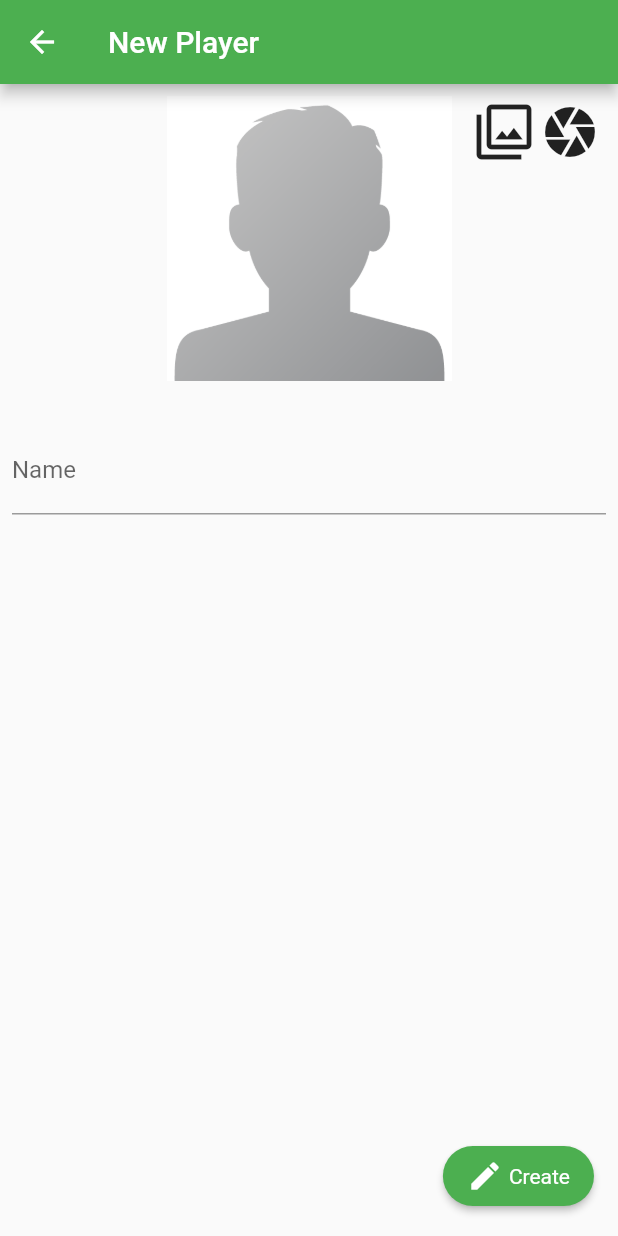
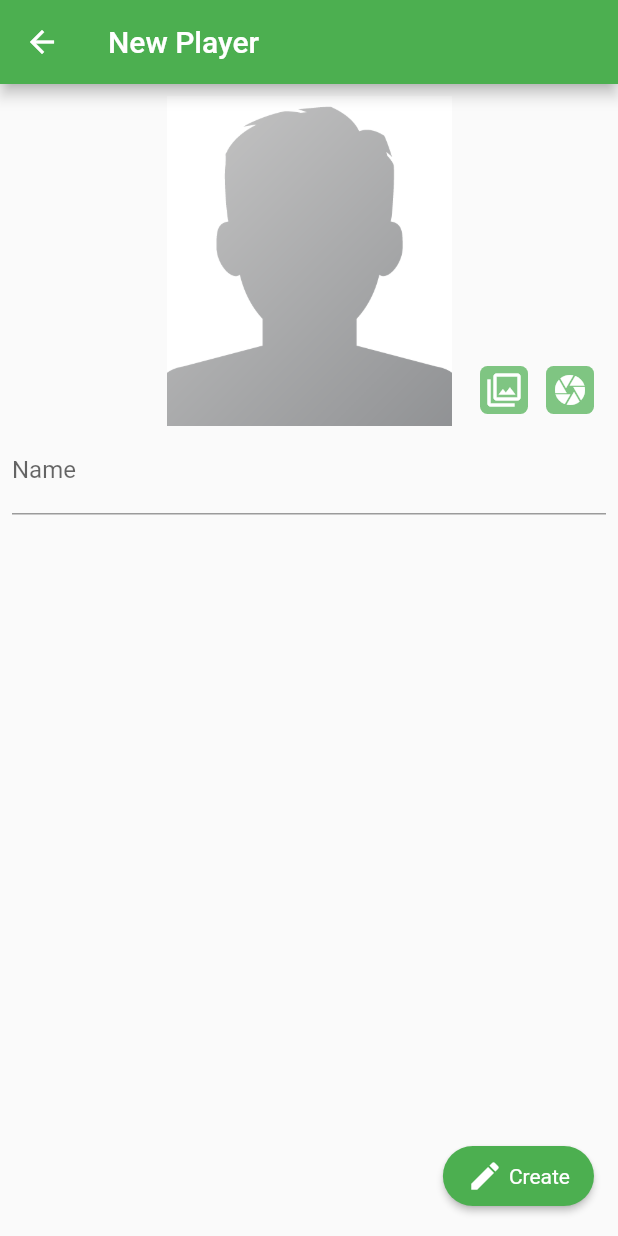
Before and after one commit to Progrunning/BoardGamesCompanion, a Flutter app: the CreateEditPlayerPage screen opened by its route, after a tap on the "filter" icon, on a phone screen of 412 x 824 dp. Run offline on Flutter 3.47's test engine with Material 2 defaults, Android fonts, the phone set to English and light mode, and no system bars; our stand-ins replace cached_network_image, carousel_slider, dio, firebase_crashlytics, hive, image_picker; missing offline and left inert: dio_http_cache, polygon_clipper; accounts and stored records are empty; generated files the repository leaves out were written again.

Commit message:
Fixing up action custom icon buttons

```diff
--- a/board_games_companion/lib/pages/create_edit_player.dart
+++ b/board_games_companion/lib/pages/create_edit_player.dart
@@ -3,6 +3,8 @@ import 'package:board_games_companion/common/hive_boxes.dart';
 import 'package:board_games_companion/common/routes.dart';
 import 'package:board_games_companion/models/player.dart';
 import 'package:board_games_companion/services/player_service.dart';
+import 'package:board_games_companion/widgets/create_edit_player.dart';
+import 'package:board_games_companion/widgets/custom_icon_button.dart';
 import 'package:board_games_companion/widgets/icon_and_text_button.dart';
 import 'package:board_games_companion/widgets/player_avatar.dart';
 import 'package:flutter/material.dart';
@@ -81,38 +83,26 @@ class _CreateEditPlayerPageState extends State<CreateEditPlayerPage> {
                   ),
                 ),
                 Positioned(
-                  top: Dimensions.halfStandardSpacing,
+                  bottom: Dimensions.halfStandardSpacing,
                   right: Dimensions.halfStandardSpacing,
                   child: Row(
                     children: <Widget>[
-                      InkWell(
-                        child: Icon(
+                      CustomIconButton(
+                        Icon(
                           Icons.filter,
-                          size: 40,
+                          color: Colors.white,
                         ),
-                        onTap: () async {
-                          final avatarImage = await ImagePicker.pickImage(
-                              source: ImageSource.gallery);
-                          setState(() {
-                            _player.imageUri = avatarImage.path;
-                          });
-                        },
+                        onTap: _handleImagePicking,
                       ),
                       Divider(
                         indent: Dimensions.halfStandardSpacing,
                       ),
-                      InkWell(
-                        child: Icon(
+                      CustomIconButton(
+                        Icon(
                           Icons.camera,
-                          size: 40,
+                          color: Colors.white,
                         ),
-                        onTap: () async {
-                          final avatarImage = await ImagePicker.pickImage(
-                              source: ImageSource.camera);
-                          setState(() {
-                            _player.imageUri = avatarImage.path;
-                          });
-                        },
+                        onTap: _handleTakingPicture,
                       ),
                     ],
                   ),
@@ -142,6 +132,28 @@ class _CreateEditPlayerPageState extends State<CreateEditPlayerPage> {
     );
   }
 
+  Future _handleTakingPicture() async {
+    final avatarImage = await ImagePicker.pickImage(source: ImageSource.camera);
+    if (avatarImage?.path?.isEmpty ?? true) {
+      return;
+    }
+    setState(() {
+      _player.imageUri = avatarImage.path;
+    });
+  }
+
+  Future _handleImagePicking() async {
+    final avatarImage =
+        await ImagePicker.pickImage(source: ImageSource.gallery);
+    if (avatarImage?.path?.isEmpty ?? true) {
+      return;
+    }
+
+    setState(() {
+      _player.imageUri = avatarImage.path;
+    });
+  }
+
   @override
   void dispose() {
     _playerService.closeBox(HiveBoxes.Players);
@@ -166,7 +178,7 @@ class DeletePlayer extends StatelessWidget {
     return IconAndTextButton(
       title: 'Delete',
       icon: Icons.delete,
-      color: Colors.redAccent,
+      backgroundColor: Colors.redAccent,
       onPressed: () async {
         await showDialog(
           context: context,
@@ -201,60 +213,3 @@ class DeletePlayer extends StatelessWidget {
     );
   }
 }
-
-class CreateOrUpdatePlayer extends StatelessWidget {
-  const CreateOrUpdatePlayer({
-    Key key,
-    @required bool isEditMode,
-    @required GlobalKey<FormState> formKey,
-    @required Player player,
-    @required TextEditingController nameController,
-    @required PlayerService playerService,
-  })  : _isEditMode = isEditMode,
-        _formKey = formKey,
-        _player = player,
-        _nameController = nameController,
-        _playerService = playerService,
-        super(key: key);
-
-  final bool _isEditMode;
-  final GlobalKey<FormState> _formKey;
-  final Player _player;
-  final TextEditingController _nameController;
-  final PlayerService _playerService;
-
-  @override
-  Widget build(BuildContext context) {
-    return IconAndTextButton(
-      title: _isEditMode ? 'Update' : 'Create',
-      icon: Icons.create,
-      onPressed: () async {
-        if (_formKey.currentState.validate()) {
-          final playerToAddOrUpdate = _player ?? Player();
-          playerToAddOrUpdate.name = _nameController.text;
-
-          final addingOrUpdatingSucceeded =
-              await _playerService.addOrUpdatePlayer(playerToAddOrUpdate);
-          _handlePlayerUpdateResult(
-              context, playerToAddOrUpdate, addingOrUpdatingSucceeded);
-        }
-      },
-    );
-  }
-
-  void _handlePlayerUpdateResult(BuildContext context,
-      Player playerToAddOrUpdate, bool addingOrUpdatingSucceeded) {
-    if (addingOrUpdatingSucceeded) {
-      Scaffold.of(context).showSnackBar(
-        SnackBar(
-          content: Text(
-              'Player ${playerToAddOrUpdate.name} has been updated successfully'),
-          action: SnackBarAction(
-            label: "Ok",
-            onPressed: () async {},
-          ),
-        ),
-      );
-    }
-  }
-}
--- a/board_games_companion/lib/pages/players.dart
+++ b/board_games_companion/lib/pages/players.dart
@@ -3,6 +3,7 @@ import 'package:board_games_companion/common/hive_boxes.dart';
 import 'package:board_games_companion/common/routes.dart';
 import 'package:board_games_companion/models/player.dart';
 import 'package:board_games_companion/services/player_service.dart';
+import 'package:board_games_companion/widgets/debug_box.dart';
 import 'package:board_games_companion/widgets/player_grid_item.dart';
 import 'package:board_games_companion/widgets/ripple_effect.dart';
 import 'package:flutter/material.dart';
@@ -45,24 +46,6 @@ class _PlayersPageState extends State<PlayersPage> {
                   return Stack(
                     children: <Widget>[
                       PlayerGridItem(players[index]),
-                      Align(
-                        alignment: Alignment.topRight,
-                        child: Padding(
-                          padding: const EdgeInsets.all(
-                            Dimensions.halfStandardSpacing,
-                          ),
-                          child: Icon(
-                            Icons.edit,
-                          ),
-                        ),
-                      ),
-                      Positioned.fill(child: StackRippleEffect(
-                        onTap: () async {
-                          await Navigator.pushNamed(
-                              context, Routes.createEditPlayer,
-                              arguments: players[index]);
-                        },
-                      )),
                     ],
                   );
                 },
--- /dev/null
+++ b/board_games_companion/lib/utilities/widget_utilities.dart
@@ -0,0 +1,7 @@
+import 'package:flutter/material.dart';
+
+void addIfNonNull(Widget child, List children) {
+  if (child != null) {
+    children.add(child);
+  }
+}
--- /dev/null
+++ b/board_games_companion/lib/widgets/create_edit_player.dart
@@ -0,0 +1,61 @@
+import 'package:board_games_companion/models/player.dart';
+import 'package:board_games_companion/services/player_service.dart';
+import 'package:board_games_companion/widgets/icon_and_text_button.dart';
+import 'package:flutter/material.dart';
+
+class CreateOrUpdatePlayer extends StatelessWidget {
+  const CreateOrUpdatePlayer({
+    Key key,
+    @required bool isEditMode,
+    @required GlobalKey<FormState> formKey,
+    @required Player player,
+    @required TextEditingController nameController,
+    @required PlayerService playerService,
+  })  : _isEditMode = isEditMode,
+        _formKey = formKey,
+        _player = player,
+        _nameController = nameController,
+        _playerService = playerService,
+        super(key: key);
+
+  final bool _isEditMode;
+  final GlobalKey<FormState> _formKey;
+  final Player _player;
+  final TextEditingController _nameController;
+  final PlayerService _playerService;
+
+  @override
+  Widget build(BuildContext context) {
+    return IconAndTextButton(
+      title: _isEditMode ? 'Update' : 'Create',
+      icon: Icons.create,
+      onPressed: () async {
+        if (_formKey.currentState.validate()) {
+          final playerToAddOrUpdate = _player ?? Player();
+          playerToAddOrUpdate.name = _nameController.text;
+
+          final addingOrUpdatingSucceeded =
+              await _playerService.addOrUpdatePlayer(playerToAddOrUpdate);
+          _handlePlayerUpdateResult(
+              context, playerToAddOrUpdate, addingOrUpdatingSucceeded);
+        }
+      },
+    );
+  }
+
+  void _handlePlayerUpdateResult(BuildContext context,
+      Player playerToAddOrUpdate, bool addingOrUpdatingSucceeded) {
+    if (addingOrUpdatingSucceeded) {
+      Scaffold.of(context).showSnackBar(
+        SnackBar(
+          content: Text(
+              'Player ${playerToAddOrUpdate.name} has been updated successfully'),
+          action: SnackBarAction(
+            label: "Ok",
+            onPressed: () async {},
+          ),
+        ),
+      );
+    }
+  }
+}
--- /dev/null
+++ b/board_games_companion/lib/widgets/custom_icon_button.dart
@@ -0,0 +1,40 @@
+import 'package:board_games_companion/common/dimensions.dart';
+import 'package:board_games_companion/common/styles.dart';
+import 'package:flutter/material.dart';
+
+class CustomIconButton extends StatelessWidget {
+  final Icon icon;
+  final GestureTapCallback onTap;
+
+  const CustomIconButton(
+    this.icon, {
+    @required this.onTap,
+    Key key,
+  }) : super(key: key);
+
+  @override
+  Widget build(BuildContext context) {
+    return InkWell(
+      child: Padding(
+        padding: const EdgeInsets.all(
+          Dimensions.halfStandardSpacing,
+        ),
+        child: ClipRRect(
+          borderRadius: BorderRadius.all(
+            Radius.circular(Styles.defaultCornerRadius),
+          ),
+          child: Container(
+            padding: const EdgeInsets.all(Dimensions.halfStandardSpacing),
+            decoration: BoxDecoration(
+              color: Theme.of(context)
+                  .accentColor
+                  .withAlpha(Styles.opacity70Percent),
+            ),
+            child: icon,
+          ),
+        ),
+      ),
+      onTap: onTap,
+    );
+  }
+}
--- a/board_games_companion/lib/widgets/icon_and_text_button.dart
+++ b/board_games_companion/lib/widgets/icon_and_text_button.dart
@@ -1,46 +1,72 @@
 import 'package:board_games_companion/common/dimensions.dart';
-import 'package:board_games_companion/common/styles.dart';
+import 'package:board_games_companion/utilities/widget_utilities.dart';
 import 'package:flutter/material.dart';
 
 class IconAndTextButton extends StatelessWidget {
+  static const double rippleEffectOpacityFactor = 0.7;
+
   final GestureTapCallback onPressed;
 
   final IconData icon;
   final String title;
-  final Color color;
+  final Color backgroundColor;
+  final Color rippleEffectColor;
 
-  const IconAndTextButton(
-      {this.icon, this.title, this.color, @required this.onPressed, Key key})
-      : super(key: key);
+  final double horizontalPadding;
+  final double verticalPadding;
+
+  const IconAndTextButton({
+    this.icon,
+    this.title,
+    this.backgroundColor,
+    this.rippleEffectColor,
+    this.horizontalPadding,
+    this.verticalPadding,
+    @required this.onPressed,
+    Key key,
+  }) : super(key: key);
+
+  Widget _buildDivider() => title?.isNotEmpty ?? false
+      ? Divider(
+          indent: Dimensions.halfStandardSpacing,
+        )
+      : null;
+
+  Widget _buildText() => title?.isNotEmpty ?? false
+      ? Text(
+          title,
+          style: TextStyle(color: Colors.white),
+        )
+      : null;
 
   @override
   Widget build(BuildContext context) {
-    var fillColor = color ?? Theme.of(context).accentColor;
-    var splashColor = fillColor.withAlpha(Styles.opacity70Percent);
+    var fillColor = backgroundColor ?? Theme.of(context).accentColor;
+    var splashColor = rippleEffectColor ??
+        fillColor
+            .withAlpha((fillColor.alpha * rippleEffectOpacityFactor).toInt());
+
+    final List<Widget> buttonElements = [
+      Icon(
+        icon,
+        color: Colors.white,
+      ),
+    ];
+
+    addIfNonNull(_buildDivider(), buttonElements);
+    addIfNonNull(_buildText(), buttonElements);
 
     return RawMaterialButton(
       fillColor: fillColor,
       splashColor: splashColor,
       child: Padding(
-        padding: const EdgeInsets.symmetric(
-          horizontal: Dimensions.doubleStandardSpacing,
-          vertical: Dimensions.standardSpacing,
+        padding: EdgeInsets.symmetric(
+          horizontal: horizontalPadding ?? Dimensions.doubleStandardSpacing,
+          vertical: verticalPadding ?? Dimensions.standardSpacing,
         ),
         child: Row(
           mainAxisSize: MainAxisSize.min,
-          children: <Widget>[
-            Icon(
-              icon,
-              color: Colors.white,
-            ),
-            Divider(
-              indent: Dimensions.halfStandardSpacing,
-            ),
-            Text(
-              title,
-              style: TextStyle(color: Colors.white),
-            ),
-          ],
+          children: buttonElements,
         ),
       ),
       onPressed: onPressed,
--- a/board_games_companion/lib/widgets/player_avatar.dart
+++ b/board_games_companion/lib/widgets/player_avatar.dart
@@ -20,16 +20,20 @@ class PlayerAvatar extends StatelessWidget {
   @override
   Widget build(BuildContext context) {
     final _hasMedal = medal != null;
-    Image avatarImage;
+    Widget avatarImage;
     if (imageUri?.isEmpty ?? true) {
-      avatarImage = Image(
-        image: AssetImage('assets/default_avatar.png'),
-        fit: BoxFit.cover,
+      avatarImage = Positioned.fill(
+        child: Image(
+          image: AssetImage('assets/default_avatar.png'),
+          fit: BoxFit.cover,
+        ),
       );
     } else {
-      avatarImage = Image.file(
-        File(imageUri),
-        fit: BoxFit.cover,
+      avatarImage = Positioned.fill(
+        child: Image.file(
+          File(imageUri),
+          fit: BoxFit.cover,
+        ),
       );
     }
 
--- a/board_games_companion/lib/widgets/player_grid_item.dart
+++ b/board_games_companion/lib/widgets/player_grid_item.dart
@@ -1,7 +1,11 @@
 import 'package:board_games_companion/common/dimensions.dart';
+import 'package:board_games_companion/common/routes.dart';
 import 'package:board_games_companion/common/styles.dart';
 import 'package:board_games_companion/models/player.dart';
+import 'package:board_games_companion/widgets/custom_icon_button.dart';
+import 'package:board_games_companion/widgets/icon_and_text_button.dart';
 import 'package:board_games_companion/widgets/player_avatar.dart';
+import 'package:board_games_companion/widgets/ripple_effect.dart';
 import 'package:flutter/material.dart';
 
 class PlayerGridItem extends StatelessWidget {
@@ -45,7 +49,31 @@ class PlayerGridItem extends StatelessWidget {
             ),
           ),
         ),
+        Align(
+          alignment: Alignment.topRight,
+          child: CustomIconButton(
+            Icon(
+              Icons.edit,
+              color: Colors.white,
+            ),
+            onTap: () async {
+              await _navigateToCreateOrEditPlayer(context);
+            },
+          ),
+        ),
+        Positioned.fill(
+          child: StackRippleEffect(
+            onTap: () async {
+              await _navigateToCreateOrEditPlayer(context);
+            },
+          ),
+        ),
       ],
     );
   }
+
+  Future _navigateToCreateOrEditPlayer(BuildContext context) async {
+    await Navigator.pushNamed(context, Routes.createEditPlayer,
+        arguments: player);
+  }
 }
```
